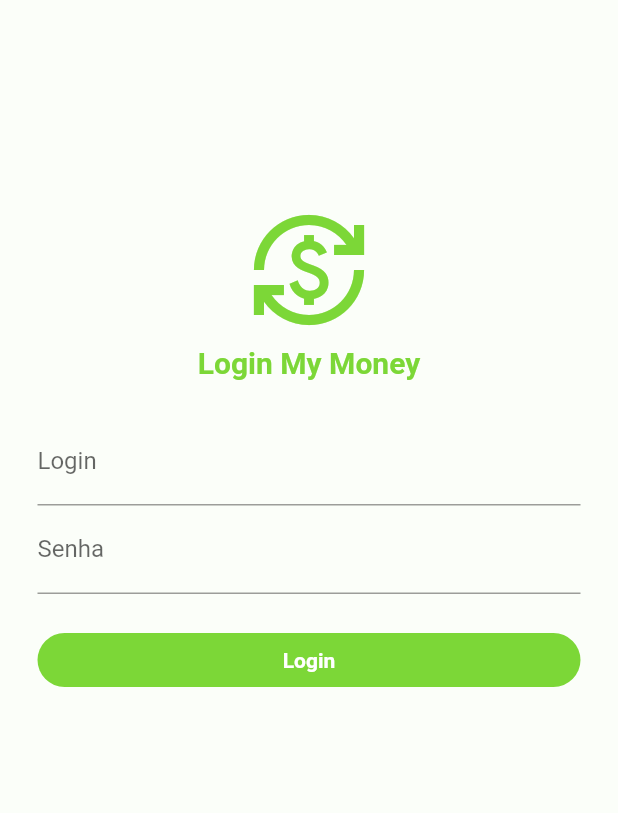
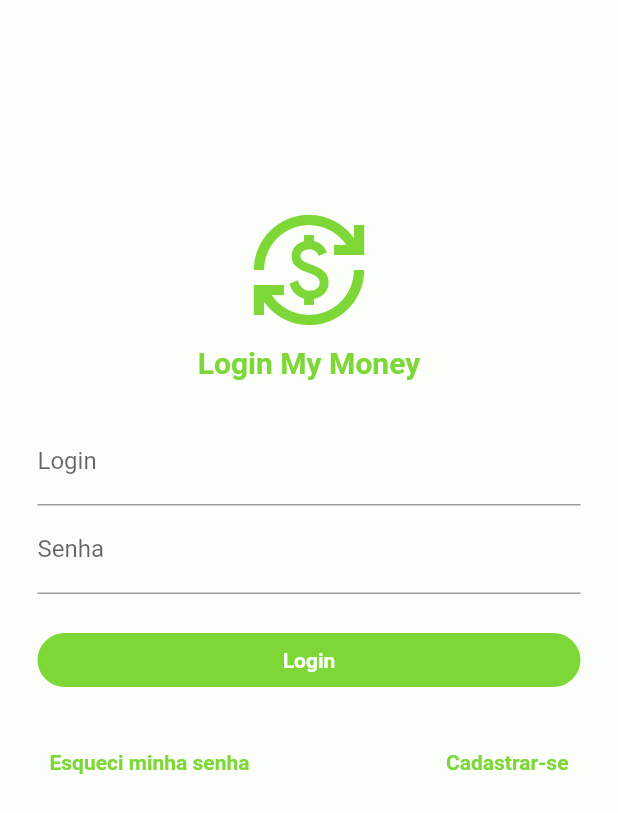
Before and after one commit to estudante-lucas/my_money, a Flutter app: the screen it shows after launch, on a phone screen of 412 x 824 dp. Shown: the top 813 px of the screen. Run offline on Flutter 3.47's test engine with Material 2 defaults, Android fonts, the phone set to English and light mode, and no system bars; our stand-ins replace dio, flutter_mobx, mobx; generated files the repository leaves out were written again.

Commit message:
Adicionado botões de esqueci senha e cadastrar

```diff
--- a/lib/login/page/login_page.dart
+++ b/lib/login/page/login_page.dart
@@ -1,4 +1,5 @@
 import 'package:flutter/material.dart';
+import 'package:my_money/registrar/page/registrar_page.dart';
 import 'package:my_money/shared/colors/app_colors.dart';
 import 'package:my_money/shared/components/app_logo_title.dart';
 import 'package:my_money/shared/components/app_loading.dart';
@@ -38,8 +39,7 @@ class _LoginPageState extends State<LoginPage> {
               child: SafeArea(
                 child: Center(
                   child: Padding(
-                    padding:
-                        const EdgeInsets.only(top: 140, left: 25, right: 25),
+                    padding: const EdgeInsets.only(top: 140, left: 25, right: 25),
                     child: Column(
                       mainAxisSize: MainAxisSize.max,
                       crossAxisAlignment: CrossAxisAlignment.center,
@@ -55,8 +55,7 @@ class _LoginPageState extends State<LoginPage> {
                           textAlign: TextAlign.start,
                           autofocus: false,
                           keyboardType: TextInputType.text,
-                          decoration:
-                              const InputDecoration(label: Text("Login")),
+                          decoration: const InputDecoration(label: Text("Login")),
                         ),
                         TextFormField(
                           enabled: true,
@@ -64,8 +63,7 @@ class _LoginPageState extends State<LoginPage> {
                           textAlign: TextAlign.start,
                           autofocus: false,
                           obscureText: true,
-                          decoration:
-                              const InputDecoration(label: Text("Senha")),
+                          decoration: const InputDecoration(label: Text("Senha")),
                         ),
                         Padding(
                           padding: const EdgeInsets.only(
@@ -77,8 +75,7 @@ class _LoginPageState extends State<LoginPage> {
                             child: ElevatedButton(
                               onPressed: () {},
                               style: ButtonStyle(
-                                backgroundColor: MaterialStateProperty.all(
-                                    AppColors.secondary),
+                                backgroundColor: MaterialStateProperty.all(AppColors.secondary),
                                 elevation: MaterialStateProperty.all(0),
                                 shape: MaterialStateProperty.all(
                                   RoundedRectangleBorder(
@@ -89,12 +86,69 @@ class _LoginPageState extends State<LoginPage> {
                               child: const Text(
                                 "Login",
                                 style: TextStyle(
-                                    color: Colors.white,
-                                    fontWeight: FontWeight.bold),
+                                  color: Colors.white,
+                                  fontWeight: FontWeight.bold,
+                                ),
                               ),
                             ),
                           ),
-                        )
+                        ),
+                        Padding(
+                          padding: const EdgeInsets.only(
+                            bottom: 20,
+                          ),
+                          child: SizedBox(
+                            width: MediaQuery.of(context).size.width,
+                            child: Row(
+                              mainAxisAlignment: MainAxisAlignment.spaceBetween,
+                              children: [
+                                TextButton(
+                                  onPressed: () {},
+                                  style: ButtonStyle(
+                                    backgroundColor: MaterialStateProperty.all(AppColors.background),
+                                    elevation: MaterialStateProperty.all(0),
+                                    shape: MaterialStateProperty.all(
+                                      RoundedRectangleBorder(
+                                        borderRadius: BorderRadius.circular(50),
+                                      ),
+                                    ),
+                                  ),
+                                  child: const Text(
+                                    "Esqueci minha senha",
+                                    style: TextStyle(
+                                      color: AppColors.secondary,
+                                      fontWeight: FontWeight.bold,
+                                    ),
+                                  ),
+                                ),
+                                TextButton(
+                                  onPressed: () => Navigator.push(
+                                    context,
+                                    MaterialPageRoute<void>(
+                                      builder: (BuildContext context) => const RegistrarPage(),
+                                    ),
+                                  ),
+                                  style: ButtonStyle(
+                                    backgroundColor: MaterialStateProperty.all(AppColors.background),
+                                    elevation: MaterialStateProperty.all(0),
+                                    shape: MaterialStateProperty.all(
+                                      RoundedRectangleBorder(
+                                        borderRadius: BorderRadius.circular(50),
+                                      ),
+                                    ),
+                                  ),
+                                  child: const Text(
+                                    "Cadastrar-se",
+                                    style: TextStyle(
+                                      color: AppColors.secondary,
+                                      fontWeight: FontWeight.bold,
+                                    ),
+                                  ),
+                                ),
+                              ],
+                            ),
+                          ),
+                        ),
                       ],
                     ),
                   ),
```
